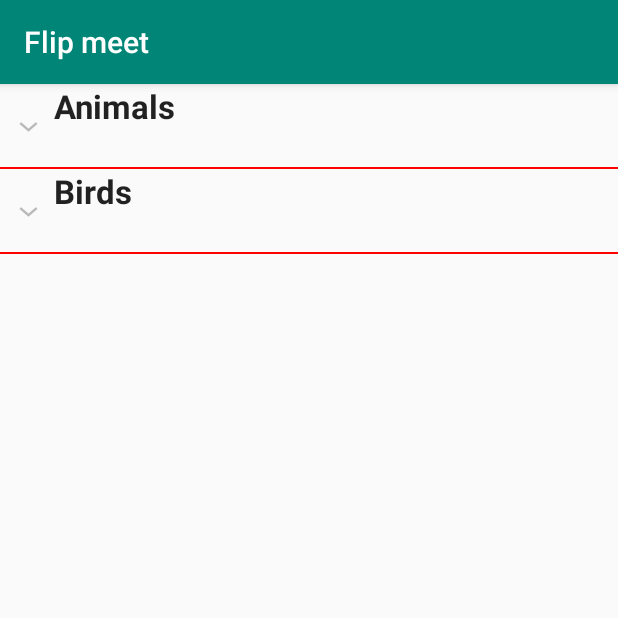
After one commit to WenDeHor/android, an Android app: the MapActivity screen opened directly, with no data from a screen before it, on a phone screen of 412 x 824 dp, the top half of it. The commit adds this screen. Run offline under Robolectric (Android 15) with nearby library versions, the phone set to English and light mode, and no system bars.

Commit message:
7.Map page

```diff
--- /dev/null
+++ b/app/src/main/java/com/example/flipmeet/MapActivity.java
@@ -0,0 +1,84 @@
+package com.example.flipmeet;
+
+import androidx.appcompat.app.AppCompatActivity;
+import android.os.Bundle;
+import android.view.View;
+import android.widget.ExpandableListView;
+import android.widget.SimpleExpandableListAdapter;
+import android.widget.Toast;
+
+import java.util.ArrayList;
+import java.util.HashMap;
+import java.util.List;
+import java.util.Map;
+
+public class MapActivity extends AppCompatActivity {
+    private static final String NAME = "NAME";
+
+    private SimpleExpandableListAdapter mAdapter;
+    ExpandableListView simpleExpandableListView;
+    // string arrays for group and child items
+    private String groupItems[] = {"Animals", "Birds"};
+    private String[][] childItems = {{"Dog", "Cat", "Tiger"}, {"Crow", "Sparrow"}};
+
+    @Override
+    protected void onCreate(Bundle savedInstanceState) {
+        super.onCreate(savedInstanceState);
+        setContentView(R.layout.activity_map);
+        //  initiate the expandable list view
+        simpleExpandableListView = (ExpandableListView) findViewById(R.id.simpleExpandableListView);
+        // create lists for group and child items
+        List<Map<String, String>> groupData = new ArrayList<Map<String, String>>();
+        List<List<Map<String, String>>> childData = new ArrayList<List<Map<String, String>>>();
+        // add data in group and child list
+        for (int i = 0; i < groupItems.length; i++) {
+            Map<String, String> curGroupMap = new HashMap<String, String>();
+            groupData.add(curGroupMap);
+            curGroupMap.put(NAME, groupItems[i]);
+
+            List<Map<String, String>> children = new ArrayList<Map<String, String>>();
+            for (int j = 0; j < childItems[i].length; j++) {
+                Map<String, String> curChildMap = new HashMap<String, String>();
+                children.add(curChildMap);
+                curChildMap.put(NAME, childItems[i][j]);
+            }
+            childData.add(children);
+        }
+        // define arrays for displaying data in Expandable list view
+        String groupFrom[] = {NAME};
+        int groupTo[] = {R.id.heading};
+        String childFrom[] = {NAME};
+        int childTo[] = {R.id.childItem};
+
+
+        // Set up the adapter
+        mAdapter = new SimpleExpandableListAdapter(this, groupData,
+                R.layout.group_items,
+                groupFrom, groupTo,
+                childData, R.layout.child_items,
+                childFrom, childTo);
+        simpleExpandableListView.setAdapter(mAdapter);
+
+        // perform set on group click listener event
+        simpleExpandableListView.setOnGroupClickListener(new ExpandableListView.OnGroupClickListener() {
+            @Override
+            public boolean onGroupClick(ExpandableListView parent, View v, int groupPosition, long id) {
+
+                // display a toast with group name whenever a user clicks on a group item
+                Toast.makeText(getApplicationContext(), "Group Name Is :" + groupItems[groupPosition], Toast.LENGTH_LONG).show();
+
+                return false;
+            }
+        });
+        // perform set on child click listener event
+        simpleExpandableListView.setOnChildClickListener(new ExpandableListView.OnChildClickListener() {
+            @Override
+            public boolean onChildClick(ExpandableListView parent, View v, int groupPosition, int childPosition, long id) {
+
+                // display a toast with child name whenever a user clicks on a child item
+                Toast.makeText(getApplicationContext(), "Child Name Is :" + childItems[groupPosition][childPosition], Toast.LENGTH_LONG).show();
+                return false;
+            }
+        });
+    }
+}
--- /dev/null
+++ b/app/src/main/res/layout/activity_map.xml
@@ -0,0 +1,17 @@
+<?xml version="1.0" encoding="utf-8"?>
+<RelativeLayout
+        xmlns:android="http://schemas.android.com/apk/res/android"
+        xmlns:tools="http://schemas.android.com/tools"
+        xmlns:app="http://schemas.android.com/apk/res-auto"
+        android:layout_width="match_parent"
+        android:layout_height="match_parent"
+        tools:context=".MapActivity"
+        android:orientation="vertical">
+    <ExpandableListView
+            android:id="@+id/simpleExpandableListView"
+            android:layout_width="match_parent"
+            android:layout_height="fill_parent"
+            android:divider="#f00"
+            android:dividerHeight="1dp" />
+
+</RelativeLayout >
--- /dev/null
+++ b/app/src/main/res/layout/group_items.xml
@@ -0,0 +1,16 @@
+<?xml version="1.0" encoding="utf-8"?>
+<LinearLayout xmlns:android="http://schemas.android.com/apk/res/android"
+              android:layout_width="fill_parent"
+              android:layout_height="55dip"
+              android:orientation="vertical" >
+
+    <TextView
+            android:id="@+id/heading"
+            android:layout_width="wrap_content"
+            android:layout_height="wrap_content"
+            android:paddingLeft="35sp"
+            android:gravity="center"
+            android:textAppearance="?android:attr/textAppearanceLarge"
+            android:textStyle="bold" />
+
+</LinearLayout>
--- a/app/src/main/res/values/strings.xml
+++ b/app/src/main/res/values/strings.xml
@@ -1,6 +1,7 @@
 <resources>
     <string name="app_name">Flip meet</string>
     <string name="page_search">Search</string>
+    <string name="page_map">Map</string>
     <string name="distance">Distance</string>
     <string name="velocity">Velocity</string>
     <string name="users">GET USERS</string>
```
Also changed, not shown: app/src/main/AndroidManifest.xml (+10 -2 lines), app/src/main/java/com/example/flipmeet/MainActivity.java (+16 -2 lines), app/src/main/res/layout/activity_main.xml (+16 -2 lines), app/src/main/res/layout/activity_search.xml (+13 -2 lines), app/src/main/res/layout/child_items.xml (added, +13 -0 lines).
